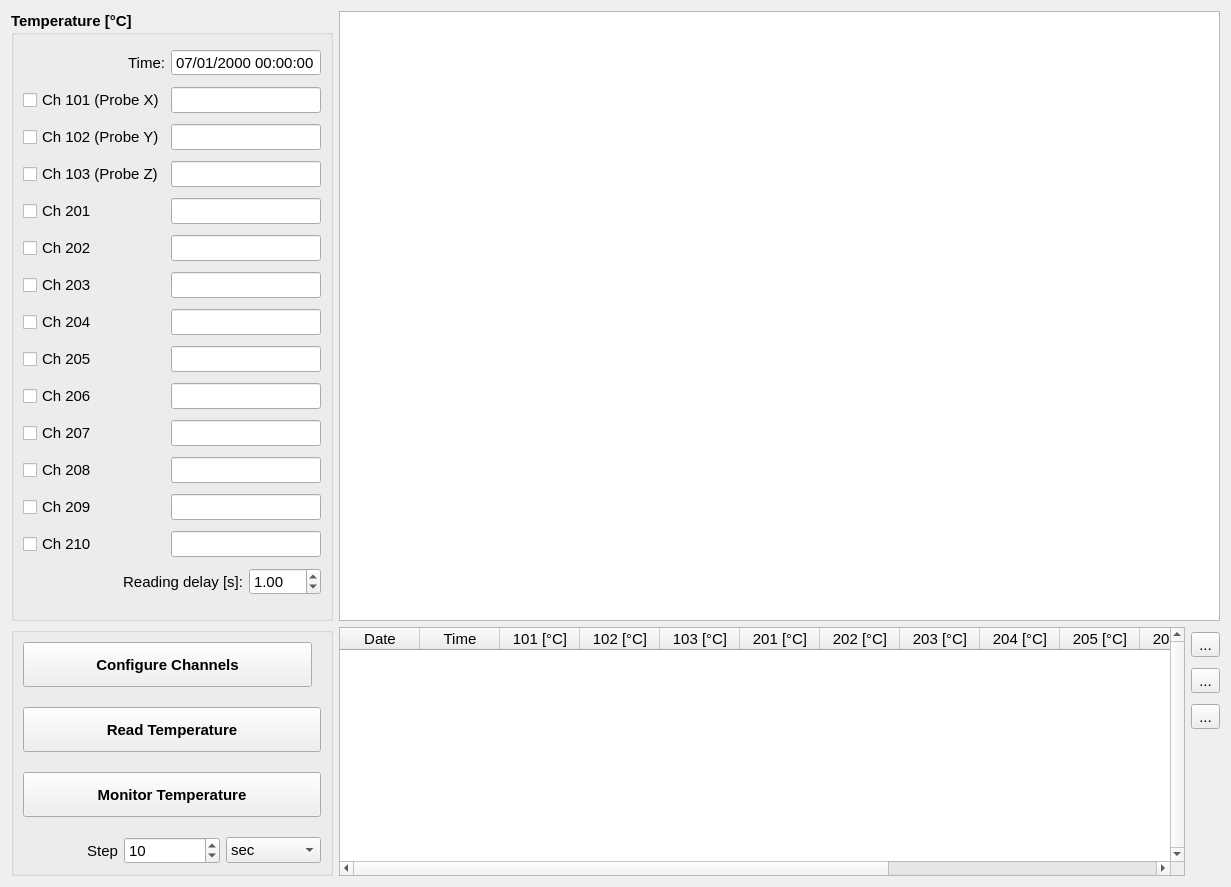
Above: hallbench/gui/ui/temperaturewidget.ui from lnls-ima/hall-bench-control before the change. Below: the same form after it.
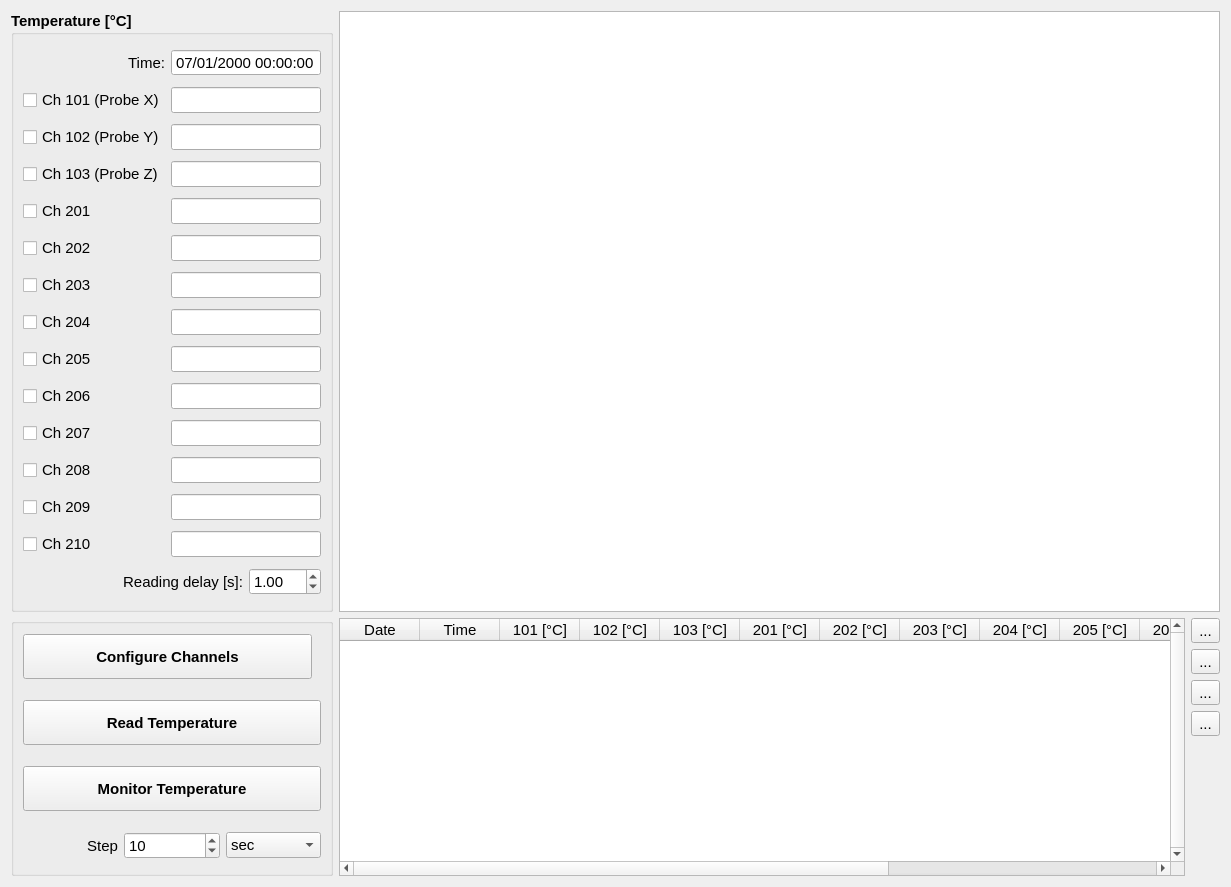
That is the form after the change. Icons and pictures are not drawn. Custom widgets are drawn as their Qt base class.

```diff
--- a/hallbench/gui/ui/temperaturewidget.ui
+++ b/hallbench/gui/ui/temperaturewidget.ui
@@ -836,6 +836,23 @@
      </item>
      <item>
       <layout class="QVBoxLayout" name="verticalLayout">
+       <item>
+        <widget class="QToolButton" name="save_btn">
+         <property name="text">
+          <string>...</string>
+         </property>
+         <property name="icon">
+          <iconset>
+           <normaloff>../../resources/img/save.png</normaloff>../../resources/img/save.png</iconset>
+         </property>
+         <property name="iconSize">
+          <size>
+           <width>24</width>
+           <height>27</height>
+          </size>
+         </property>
+        </widget>
+       </item>
        <item>
         <widget class="QToolButton" name="copy_btn">
          <property name="minimumSize">
```
